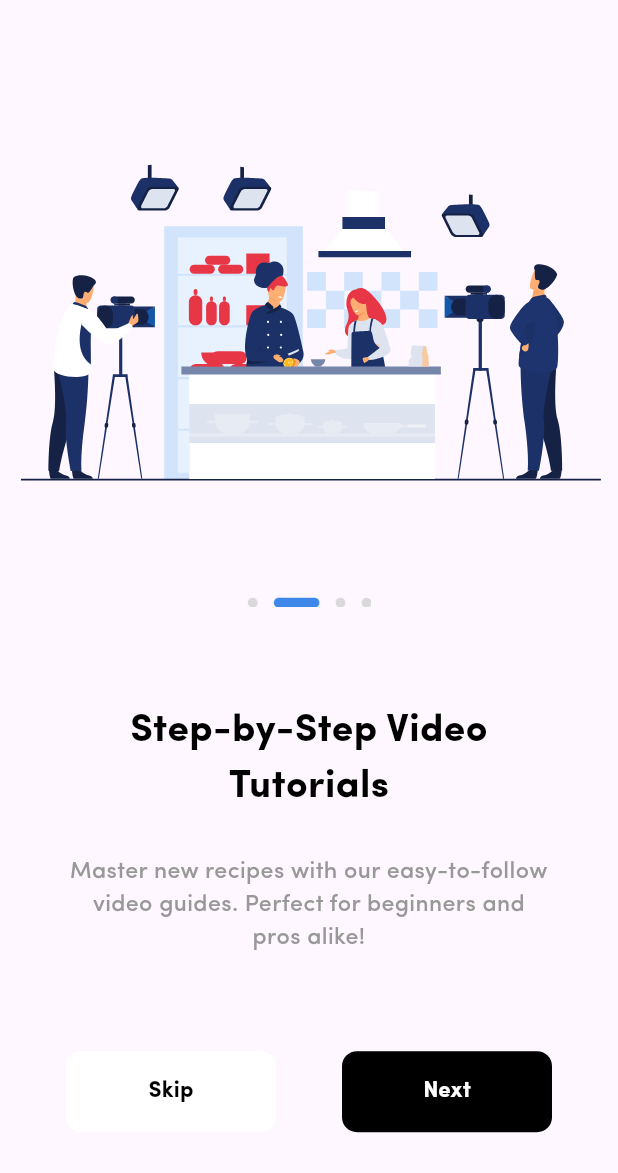
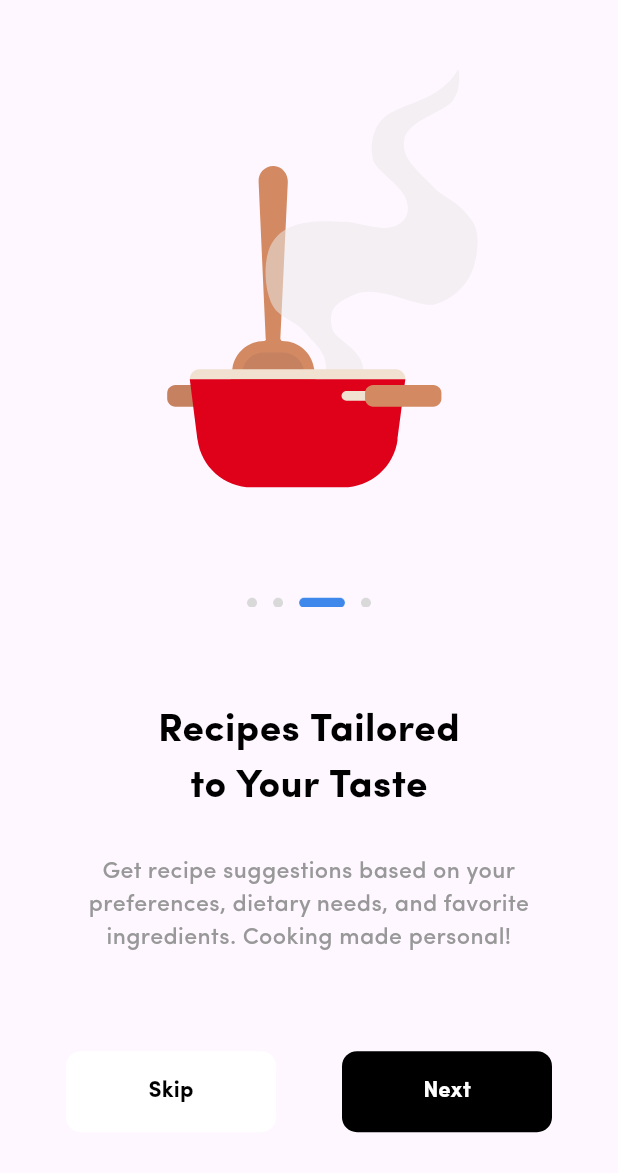
Before and after one commit to Priyanshg0211/MealTIme-App, a Flutter app: the Onboardingtwo screen opened directly, after a tap on "Next", on a phone screen of 412 x 824 dp, the part 63-1236 px from its top. Run offline on Flutter 3.47's test engine with Material 3 defaults, Android fonts, the phone set to English and light mode, and no system bars; drawn by our look-alikes of lottie.

Commit message:
Completed the UI of Third onboarding Screen

```diff
--- a/lib/Screens/onboardingscreen/onboardingthree.dart
+++ b/lib/Screens/onboardingscreen/onboardingthree.dart
@@ -0,0 +1,121 @@
+import 'package:flutter/material.dart';
+import 'package:lottie/lottie.dart';
+
+class Onboardingthree extends StatefulWidget {
+  const Onboardingthree({super.key});
+
+  @override
+  State<Onboardingthree> createState() => _OnboardingthreeState();
+}
+
+class _OnboardingthreeState extends State<Onboardingthree> {
+  @override
+  Widget build(BuildContext context) {
+    return Scaffold(
+      appBar: AppBar(
+        automaticallyImplyLeading: false,
+        title: Center(
+          child: Text(
+            "MealTime",
+            style: TextStyle(
+                fontFamily: 'SofiaPro',
+                color: Colors.black,
+                fontWeight: FontWeight.bold),
+          ),
+        ),
+      ),
+      body: Column(
+        mainAxisAlignment: MainAxisAlignment.spaceEvenly,
+        children: [
+          Container(
+            height: MediaQuery.sizeOf(context).height * 0.4,
+            width: MediaQuery.sizeOf(context).width,
+            child: LottieBuilder.asset(
+              "assets/images/onboardingthree.json",
+              frameRate: FrameRate.max,
+            ),
+          ),
+          Container(
+            width: MediaQuery.sizeOf(context).width * 0.2,
+            child: Image.asset("assets/images/loaderthree.png"),
+          ),
+          SizedBox(
+            height: 10,
+          ),
+          Text(
+            "Recipes Tailored\nto Your Taste",
+            style: TextStyle(
+                fontFamily: 'SofiaPro',
+                fontWeight: FontWeight.bold,
+                color: Colors.black,
+                fontSize: 26),
+            textAlign: TextAlign.center,
+          ),
+          Text(
+            "Get recipe suggestions based on your\npreferences, dietary needs, and favorite\ningredients. Cooking made personal!",
+            style: TextStyle(
+                fontFamily: 'SofiaPro',
+                fontWeight: FontWeight.w500,
+                color: Color(0xff989898),
+                fontSize: 15.55),
+            textAlign: TextAlign.center,
+          ),
+          SizedBox(
+            height: 10,
+          ),
+          Row(
+            mainAxisAlignment: MainAxisAlignment.spaceEvenly,
+            children: [
+              Container(
+                height: 54,
+                width: 140,
+                child: ElevatedButton(
+                    style: ElevatedButton.styleFrom(
+                        backgroundColor: Colors.white,
+                        elevation: 0,
+                        shape: RoundedRectangleBorder(
+                          borderRadius: BorderRadius.circular(10),
+                        )),
+                    onPressed: () {},
+                    child: Text(
+                      "Skip",
+                      style: TextStyle(
+                          fontFamily: 'SofiaPro',
+                          fontSize: 15,
+                          fontWeight: FontWeight.bold,
+                          color: Colors.black),
+                    )),
+              ),
+              Container(
+                height: 54,
+                width: 140,
+                child: ElevatedButton(
+                    style: ElevatedButton.styleFrom(
+                        backgroundColor: Colors.black,
+                        elevation: 0,
+                        shape: RoundedRectangleBorder(
+                          borderRadius: BorderRadius.circular(10),
+                        )),
+                    onPressed: () {
+                    /*  Navigator.push(
+                          context,
+                          MaterialPageRoute(
+                              builder: (context) => Onboardingthree()));*/
+                    },
+                    child: Text(
+                      "Next",
+                      style: TextStyle(
+                        fontFamily: 'SofiaPro',
+                        fontWeight: FontWeight.bold,
+                        color: Colors.white,
+                        fontSize: 15,
+                      ),
+                    )),
+              ),
+            ],
+          )
+        ],
+      ),
+    );
+  }
+}
--- a/lib/Screens/onboardingscreen/onboardingtwo.dart
+++ b/lib/Screens/onboardingscreen/onboardingtwo.dart
@@ -1,5 +1,6 @@
 import 'package:flutter/material.dart';
 import 'package:lottie/lottie.dart';
+import 'package:mealtime/Screens/onboardingscreen/onboardingthree.dart';
 
 class Onboardingtwo extends StatefulWidget {
   const Onboardingtwo({super.key});
@@ -97,10 +98,10 @@ class _OnboardingtwoState extends State<Onboardingtwo> {
                           borderRadius: BorderRadius.circular(10),
                         )),
                     onPressed: () {
-                     /* Navigator.push(
+                      Navigator.push(
                           context,
                           MaterialPageRoute(
-                              builder: (context) => Onboardingthree()));*/
+                              builder: (context) => Onboardingthree()));
                     },
                     child: Text(
                       "Next",
--- a/pubspec.yaml
+++ b/pubspec.yaml
@@ -62,10 +62,13 @@ flutter:
   # To add assets to your application, add an assets section, like this:
   assets:
     - assets/images/Logo.png
-    - assets/images/onboardingone.json
     - assets/images/loaderone.png
     - assets/images/loadertwo.png
+    - assets/images/loaderthree.png
+    - assets/images/onboardingone.json
     - assets/images/onboardingtwo.json
+    - assets/images/onboardingthree.json
+
 
   # An image asset can refer to one or more resolution-specific "variants", see
   # https://flutter.dev/assets-and-images/#resolution-aware
```
Also changed, not shown: assets/images/onboardingthree.json (added, +1 -0 lines), assets/images/loaderthree.png (added).
